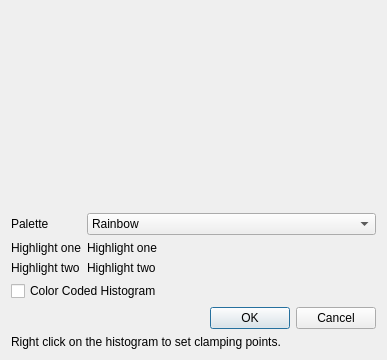
The window that EditColorMap.ui (danlipsa/foamvis) describes before a commit, drawn with Qt 5.
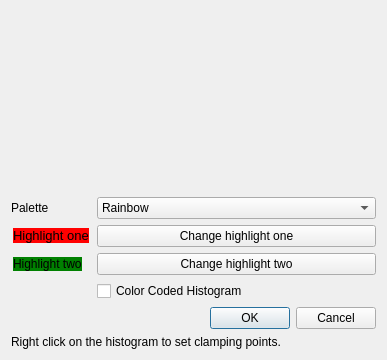
The same window after the commit. Custom widgets are drawn as their Qt base class.

```diff
--- a/EditColorMap.ui
+++ b/EditColorMap.ui
@@ -13,7 +13,7 @@
   <property name="windowTitle">
    <string>Edit Color Map</string>
   </property>
-  <layout class="QVBoxLayout" name="verticalLayout" stretch="1,0,0,0,0">
+  <layout class="QVBoxLayout" name="verticalLayout" stretch="1,0,0,0">
    <item>
     <widget class="TransferFunctionHistogram" name="widgetHistogram" native="true"/>
    </item>
@@ -74,17 +74,24 @@
         </item>
        </widget>
       </item>
-      <item row="1" column="0">
-       <widget class="QLabel" name="label_3">
-        <property name="text">
-         <string>Highlight one</string>
-        </property>
-       </widget>
-      </item>
       <item row="1" column="1">
+       <widget class="QPushButton" name="pushButtonHighlightOne">
+        <property name="text">
+         <string>Change highlight one</string>
+        </property>
+       </widget>
+      </item>
+      <item row="1" column="0">
        <widget class="QLabel" name="labelHighlight1">
         <property name="text">
-         <string>Highlight one</string>
+         <string>&lt;!DOCTYPE HTML PUBLIC &quot;-//W3C//DTD HTML 4.0//EN&quot; &quot;http://www.w3.org/TR/REC-html40/strict.dtd&quot;&gt;
+&lt;html&gt;&lt;head&gt;&lt;meta name=&quot;qrichtext&quot; content=&quot;1&quot; /&gt;&lt;style type=&quot;text/css&quot;&gt;
+p, li { white-space: pre-wrap; }
+&lt;/style&gt;&lt;/head&gt;&lt;body style=&quot; font-family:'Sans'; font-size:10pt; font-weight:400; font-style:normal;&quot;&gt;
+&lt;table border=&quot;0&quot; style=&quot; margin-top:0px; margin-bottom:0px; margin-left:0px; margin-right:0px;&quot; cellspacing=&quot;2&quot; cellpadding=&quot;0&quot;&gt;
+&lt;tr&gt;
+&lt;td bgcolor=&quot;#ff0000&quot;&gt;
+&lt;p style=&quot; margin-top:0px; margin-bottom:0px; margin-left:0px; margin-right:0px; -qt-block-indent:0; text-indent:0px;&quot;&gt;&lt;span style=&quot; background-color:#ff0000;&quot;&gt;Highlight one&lt;/span&gt;&lt;/p&gt;&lt;/td&gt;&lt;/tr&gt;&lt;/table&gt;&lt;/body&gt;&lt;/html&gt;</string>
         </property>
         <property name="textFormat">
          <enum>Qt::RichText</enum>
@@ -92,32 +99,32 @@
        </widget>
       </item>
       <item row="2" column="0">
-       <widget class="QLabel" name="label_4">
-        <property name="text">
-         <string>Highlight two</string>
-        </property>
-       </widget>
-      </item>
-      <item row="2" column="1">
        <widget class="QLabel" name="labelHighlight2">
         <property name="text">
-         <string>Highlight two</string>
+         <string>&lt;td bgcolor=green&gt;Highlight two&lt;/td&gt;</string>
         </property>
         <property name="textFormat">
          <enum>Qt::RichText</enum>
         </property>
        </widget>
       </item>
+      <item row="2" column="1">
+       <widget class="QPushButton" name="pushButtonHighlightTwo">
+        <property name="text">
+         <string>Change highlight two</string>
+        </property>
+       </widget>
+      </item>
+      <item row="3" column="1">
+       <widget class="QCheckBox" name="checkBoxColorCodedHistogram">
+        <property name="text">
+         <string>Color Coded Histogram</string>
+        </property>
+       </widget>
+      </item>
      </layout>
     </widget>
    </item>
-   <item>
-    <widget class="QCheckBox" name="checkBox">
-     <property name="text">
-      <string>Color Coded Histogram</string>
-     </property>
-    </widget>
-   </item>
    <item>
     <widget class="QDialogButtonBox" name="buttonBox">
      <property name="standardButtons">
```
Left out of the diff: 82 changed lines with no effect on the pictures.
